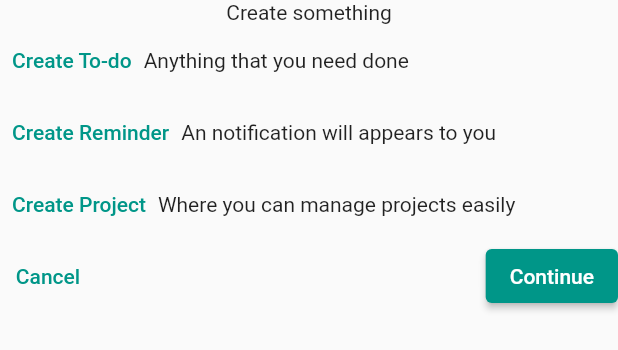
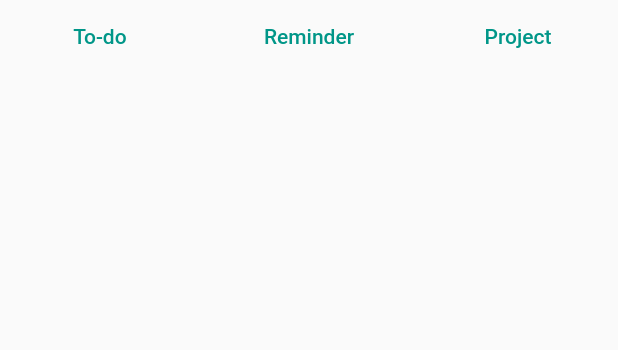
Before and after one commit to soaresmessiasg130/to_dev, a Flutter app: the CreateSomethingModal widget shown alone on an empty page, opened directly, on a phone screen of 412 x 824 dp. Shown: the top 350 px of the screen. Run offline on Flutter 3.47's test engine with Material 2 defaults, Android fonts, the phone set to English and light mode, and no system bars; our stand-ins replace flutter_modular, sqflite; accounts and stored records are empty.

Commit message:
Update and alter Create Something Modal

```diff
--- a/lib/app/modules/home/components/create_something_modal.dart
+++ b/lib/app/modules/home/components/create_something_modal.dart
@@ -11,55 +11,22 @@ class _CreateSomethingModalState extends State<CreateSomethingModal> {
   @override
   Widget build(BuildContext context) {
     return (Column(
+      crossAxisAlignment: CrossAxisAlignment.start,
       children: [
-        const Text('Create something'),
         Row(
+          mainAxisAlignment: MainAxisAlignment.spaceAround,
           children: [
             TextButton(
               onPressed: () {},
-              child: const Text(
-                'Create To-do',
-              ),
+              child: const Text('To-do'),
             ),
-            const Text('Anything that you need done'),
-          ],
-        ),
-        Row(
-          children: [
             TextButton(
               onPressed: () {},
-              child: const Text(
-                'Create Reminder',
-              ),
+              child: const Text('Reminder'),
             ),
-            const Text('An notification will appears to you'),
-          ],
-        ),
-        Row(
-          children: [
             TextButton(
               onPressed: () {},
-              child: const Text(
-                'Create Project',
-              ),
-            ),
-            const Text('Where you can manage projects easily'),
-          ],
-        ),
-        Row(
-          mainAxisAlignment: MainAxisAlignment.spaceBetween,
-          children: [
-            TextButton(
-              onPressed: () {},
-              child: const Text(
-                'Cancel',
-              ),
-            ),
-            ElevatedButton(
-              onPressed: () {},
-              child: const Text(
-                'Continue',
-              ),
+              child: const Text('Project'),
             ),
           ],
         ),
--- a/lib/app/modules/home/home_widget.dart
+++ b/lib/app/modules/home/home_widget.dart
@@ -16,10 +16,8 @@ class HomeWidget extends StatefulWidget {
 
 class _HomeWidgetState extends State<HomeWidget> {
   Future<void> onPressedFloatingButton(BuildContext context) async {
-    DialogDefault().activateDialog(
-      context,
-      const CreateSomethingModal(),
-    );
+    await DialogDefault().activateDialog(context, const CreateSomethingModal(),
+        title: 'Create something');
   }
 
   @override
```
Also changed, not shown: lib/app/components/dialog_default.dart (+17 -1 lines), pubspec.lock.
